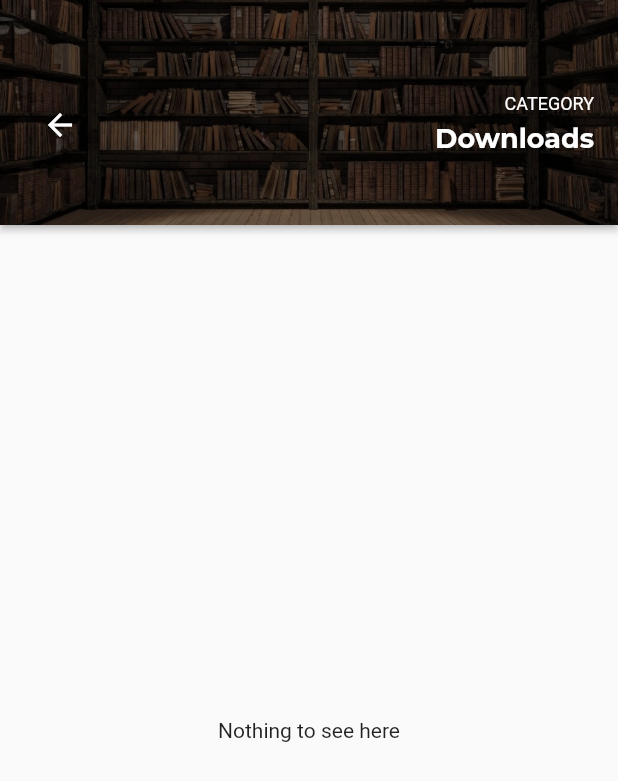
After one commit to m67uzair/book_app_flutter, a Flutter app: the screen it shows once a user with an empty profile is signed in, after a tap on "Downloads", on a phone screen of 412 x 824 dp. The commit adds this screen. Shown: the top 781 px of the screen. Run offline on Flutter 3.47's test engine with Material 2 defaults, Android fonts, the phone set to English and light mode, and no system bars; drawn by our look-alikes of auto_size_text; our stand-ins replace dio, firebase_auth, firebase_core, flutter_local_notifications, flutter_svg, fluttertoast and 5 more; accounts and stored records are empty; network calls fail.

Commit message:
intitialize download progress

```diff
--- a/lib/controller/notifications_helper.dart
+++ b/lib/controller/notifications_helper.dart
@@ -37,7 +37,7 @@ class NotificationHelper extends ChangeNotifier{
 
   Future<void> showCompletedNotification(int notificationId, String fileName) async {
     AndroidNotificationDetails androidPlatformChannelSpecifics = const AndroidNotificationDetails(
-      '01',
+      '02',
       'progress channel',
       importance: Importance.high,
       priority: Priority.high,
--- a/lib/main.dart
+++ b/lib/main.dart
@@ -1,4 +1,5 @@
 import 'package:e_book/auth_page.dart';
+import 'package:e_book/controller/api_controller.dart';
 import 'package:e_book/providers/auth_provider.dart';
 import 'package:e_book/views/books_screen.dart';
 import 'package:e_book/views/home_screen.dart';
@@ -34,7 +35,11 @@ class MyApp extends StatelessWidget {
     return MultiProvider(
       providers: [
         ChangeNotifierProvider<AuthProvider>(
-            create: (_) => AuthProvider(firebaseAuth: FirebaseAuth.instance, prefs: prefs))
+          create: (_) => AuthProvider(firebaseAuth: FirebaseAuth.instance, prefs: prefs),
+        ),
+        ChangeNotifierProvider<ApiController>(
+          create: (_) => ApiController(),
+        )
       ],
       child: MaterialApp(
         navigatorKey: navigatorKey,
--- /dev/null
+++ b/lib/providers/download_progress_provider.dart
@@ -0,0 +1,6 @@
+import 'package:flutter/cupertino.dart';
+
+class DownloadProgressProvider extends ChangeNotifier {
+  List downloadQue = [];
+
+}
--- a/lib/views/books_screen.dart
+++ b/lib/views/books_screen.dart
@@ -3,6 +3,7 @@ import 'package:e_book/constants/style_contants.dart';
 import 'package:e_book/controller/api_controller.dart';
 import 'package:e_book/controller/notifications_helper.dart';
 import 'package:e_book/models/book_model.dart';
+import 'package:e_book/views/downloads_screen.dart';
 import 'package:e_book/widgets/book_details_widgets.dart';
 import 'package:e_book/widgets/image_app_bar.dart';
 import 'package:flutter/material.dart';
@@ -34,6 +35,15 @@ class _BookScreenState extends State<BookScreen> {
       body: Column(
         children: [
           const ImageAppBar(title: "Art & Entertainment"),
+          ElevatedButton(
+              onPressed: () {
+                Navigator.push(
+                    context,
+                    MaterialPageRoute(
+                      builder: (context) => const DownloadsScreen(),
+                    ));
+              },
+              child: const Text('Downloads')),
           FutureBuilder(
             future: apiController.getBooksByQuery("arts"),
             builder: (BuildContext context, AsyncSnapshot<List<BookModel>> snapshot) {
@@ -69,7 +79,7 @@ class _BookScreenState extends State<BookScreen> {
                                     height: MediaQuery.of(context).size.height * 0.80,
                                     margin: const EdgeInsets.symmetric(horizontal: 10),
                                     child: BookDetailsSheet(
-                                      apiController: apiController,
+
                                       bookId: books[index].id!,
                                       bookTitle: books[index].title!,
                                       bookSubtitle: books[index].subtitle ?? "",
--- /dev/null
+++ b/lib/views/downloads_screen.dart
@@ -0,0 +1,71 @@
+import 'package:auto_size_text/auto_size_text.dart';
+import 'package:e_book/constants/style_contants.dart';
+import 'package:e_book/controller/api_controller.dart';
+import 'package:e_book/models/book_model.dart';
+import 'package:flutter/material.dart';
+import 'package:provider/provider.dart';
+
+import '../widgets/image_app_bar.dart';
+
+class DownloadsScreen extends StatefulWidget {
+  const DownloadsScreen({Key? key}) : super(key: key);
+
+  @override
+  State<DownloadsScreen> createState() => _DownloadsScreenState();
+}
+
+class _DownloadsScreenState extends State<DownloadsScreen> {
+  List books = [];
+
+  @override
+  void initState() {
+    super.initState();
+  }
+
+  @override
+  Widget build(BuildContext context) {
+    return Scaffold(
+      body: Column(
+        children: [
+          const ImageAppBar(title: "Downloads"),
+          Consumer<ApiController>(builder: (context, apiController, child) {
+            books = apiController.downloadProgress.entries.toList();
+            return Expanded(
+              child: books.isEmpty
+                  ? const Center(
+                      child: Text('Nothing to see here'),
+                    )
+                  : ListView.builder(
+                      itemCount: books.length,
+                      itemBuilder: (context, index) {
+                        String title = books[index].value['name'] ?? "no title";
+                        int progress = books[index].value['progress'];
+                        return Card(
+                          margin: const EdgeInsets.symmetric(horizontal: 10),
+                          elevation: 0,
+                          color: Colors.transparent,
+                          child: Column(
+                            children: [
+                              SizedBox(
+                                width: 450,
+                                child: LinearProgressIndicator(
+                                  valueColor: AlwaysStoppedAnimation<Color>(Colors.black),
+                                  value: progress.toDouble()/100,
+                                ),
+                              ),
+                              AutoSizeText(title,
+                                  maxLines: 2,
+                                  overflow: TextOverflow.ellipsis,
+                                  style: kSubTitleStyle.copyWith(color: Colors.black, fontSize: 16)),
+                            ],
+                          ),
+                        );
+                      },
+                    ),
+            );
+          })
+        ],
+      ),
+    );
+  }
+}
```
Also changed, not shown: lib/controller/api_controller.dart (+50 -40 lines), lib/widgets/book_details_widgets.dart (+23 -12 lines).
